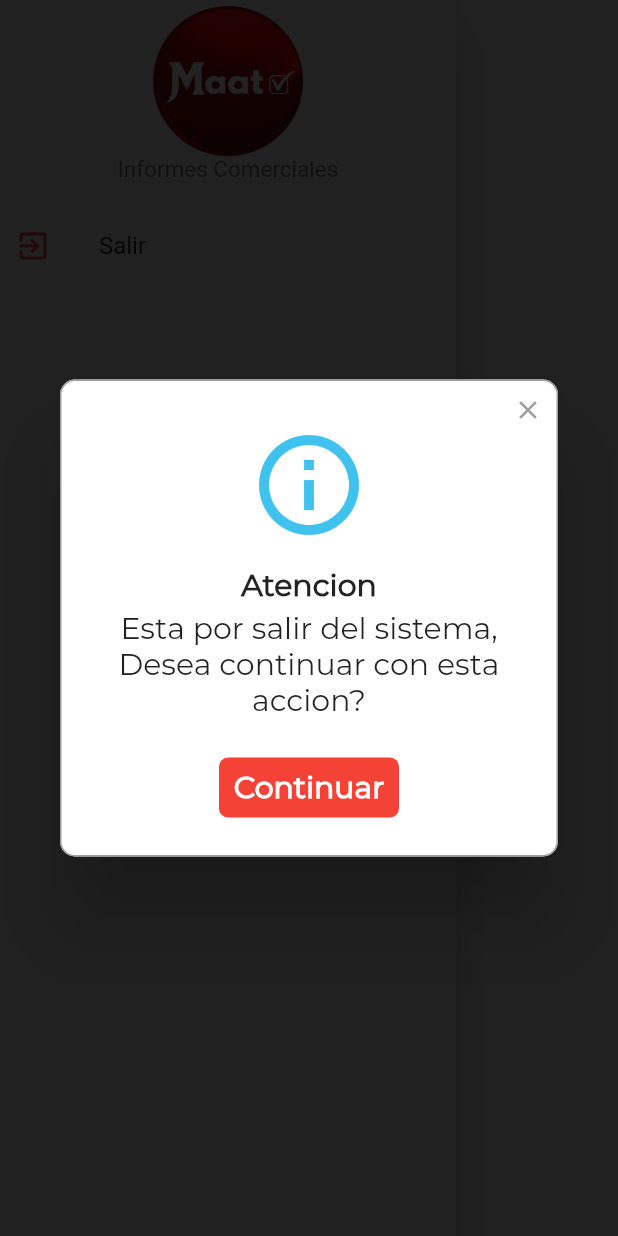
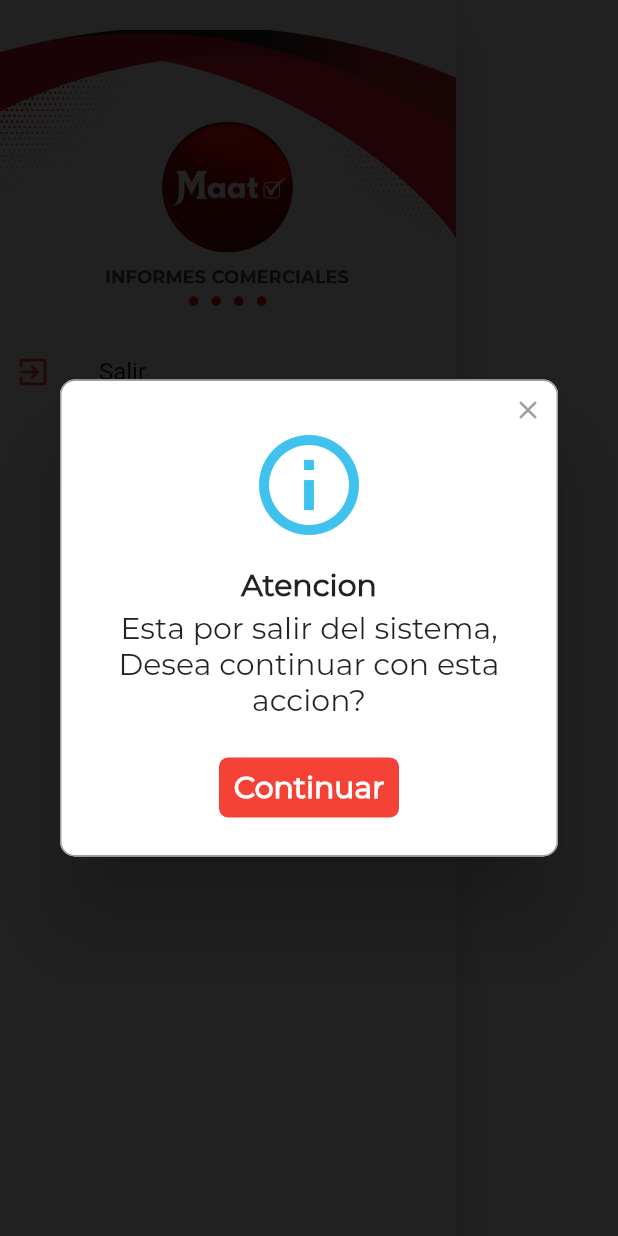
Before and after one commit to edgarescor/app_informe_maat, a Flutter app: the DrawLateral widget shown alone on an empty page, opened directly, after a tap on "Salir", on a phone screen of 412 x 824 dp. Run offline on Flutter 3.47's test engine with Material 2 defaults, Android fonts, the phone set to English and light mode, and no system bars; drawn by our look-alikes of rflutter_alert; our stand-ins replace animated_text_kit, connectivity, firebase_core, firebase_messaging, sqflite; missing offline and left inert: dart:ffi, dropdown_below; accounts and stored records are empty; Roboto replaces fonts that are missing (Nunito).

Commit message:
se agrega imagen del draw y correccion en los botones de seleccion de tipo de informe para el formulario de home ->edgar escorche

```diff
--- a/lib/home/draw.dart
+++ b/lib/home/draw.dart
@@ -14,18 +14,15 @@ class _DrawLateralState extends State<DrawLateral> {
     return Drawer(
       child: Column(
         children: [
-          ListTile(
-            title: Container(
-              child: Image.asset(
-                "assets/slippers.png",
-                width: 100,
-                height: 100,
-              ),
-            ),
-            subtitle: Text(
-              "Informes Comerciales",
-              textAlign: TextAlign.center,
-              style: TextStyle(fontSize: 15),
+          SizedBox(
+            height: 20,
+          ),
+          Container(
+            child: Image.asset(
+              "assets/header_raw.png",
+              width: 1000,
+              height: 190,
+              fit: BoxFit.cover,
             ),
           ),
           ListTile(
```
Also changed, not shown: lib/home/home.dart (+137 -109 lines), assets/header_raw.png (added), 2 other files.
